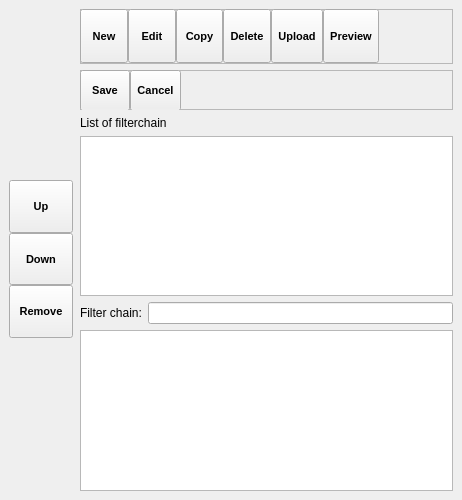
Old version of the form SeaGoatVision/client/qt/uifiles/WinFilterChain.ui in the repository Octets/SeaGoatVision.
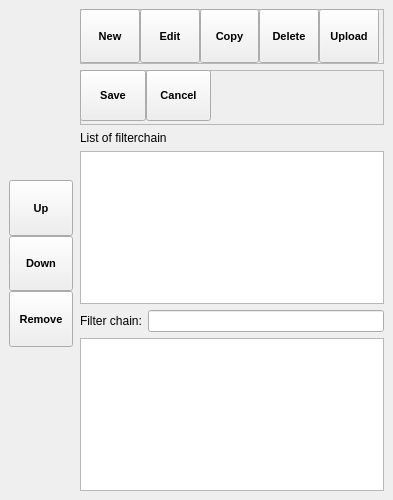
New version of the form. Icons and pictures are not drawn.

Diff of the .ui file:
```diff
--- a/SeaGoatVision/client/qt/uifiles/WinFilterChain.ui
+++ b/SeaGoatVision/client/qt/uifiles/WinFilterChain.ui
@@ -6,13 +6,13 @@
    <rect>
     <x>0</x>
     <y>0</y>
-    <width>462</width>
+    <width>393</width>
     <height>500</height>
    </rect>
   </property>
   <property name="minimumSize">
    <size>
-    <width>462</width>
+    <width>393</width>
     <height>500</height>
    </size>
   </property>
@@ -62,7 +62,7 @@
          <x>0</x>
          <y>80</y>
          <width>64</width>
-         <height>158</height>
+         <height>167</height>
         </rect>
        </property>
        <layout class="QVBoxLayout" name="verticalLayout_2">
@@ -77,6 +77,12 @@
             <verstretch>0</verstretch>
            </sizepolicy>
           </property>
+          <property name="minimumSize">
+           <size>
+            <width>0</width>
+            <height>55</height>
+           </size>
+          </property>
           <property name="font">
            <font>
             <pointsize>8</pointsize>
@@ -104,6 +110,12 @@
             <verstretch>0</verstretch>
            </sizepolicy>
           </property>
+          <property name="minimumSize">
+           <size>
+            <width>0</width>
+            <height>55</height>
+           </size>
+          </property>
           <property name="font">
            <font>
             <pointsize>8</pointsize>
@@ -131,6 +143,12 @@
             <verstretch>0</verstretch>
            </sizepolicy>
           </property>
+          <property name="minimumSize">
+           <size>
+            <width>0</width>
+            <height>55</height>
+           </size>
+          </property>
           <property name="font">
            <font>
             <pointsize>8</pointsize>
@@ -362,42 +380,6 @@
               </property>
              </widget>
             </item>
-            <item>
-             <widget class="QToolButton" name="previewButton">
-              <property name="enabled">
-               <bool>true</bool>
-              </property>
-              <property name="sizePolicy">
-               <sizepolicy hsizetype="MinimumExpanding" vsizetype="MinimumExpanding">
-                <horstretch>0</horstretch>
-                <verstretch>0</verstretch>
-               </sizepolicy>
-              </property>
-              <property name="maximumSize">
-               <size>
-                <width>16777215</width>
-                <height>16777215</height>
-               </size>
-              </property>
-              <property name="font">
-               <font>
-                <pointsize>8</pointsize>
-                <weight>75</weight>
-                <bold>true</bold>
-               </font>
-              </property>
-              <property name="text">
-               <string>Preview</string>
-              </property>
-              <property name="icon">
-               <iconset>
-                <normaloff>../../../../../../../usr/share/icons/gnome/24x24/actions/player_play.png</normaloff>../../../../../../../usr/share/icons/gnome/24x24/actions/player_play.png</iconset>
-              </property>
-              <property name="toolButtonStyle">
-               <enum>Qt::ToolButtonTextUnderIcon</enum>
-              </property>
-             </widget>
-            </item>
            </layout>
           </widget>
          </widget>
@@ -407,10 +389,16 @@
           <property name="enabled">
            <bool>true</bool>
           </property>
+          <property name="sizePolicy">
+           <sizepolicy hsizetype="MinimumExpanding" vsizetype="Preferred">
+            <horstretch>0</horstretch>
+            <verstretch>0</verstretch>
+           </sizepolicy>
+          </property>
           <property name="minimumSize">
            <size>
             <width>0</width>
-            <height>40</height>
+            <height>55</height>
            </size>
           </property>
           <property name="autoFillBackground">
@@ -427,14 +415,17 @@
             <rect>
              <x>0</x>
              <y>0</y>
-             <width>101</width>
-             <height>41</height>
+             <width>131</width>
+             <height>51</height>
             </rect>
            </property>
            <layout class="QHBoxLayout" name="horizontalLayout_editing" stretch="0,0">
             <property name="spacing">
              <number>0</number>
             </property>
+            <property name="sizeConstraint">
+             <enum>QLayout::SetDefaultConstraint</enum>
+            </property>
             <item>
              <widget class="QToolButton" name="saveButton">
               <property name="sizePolicy">
```
